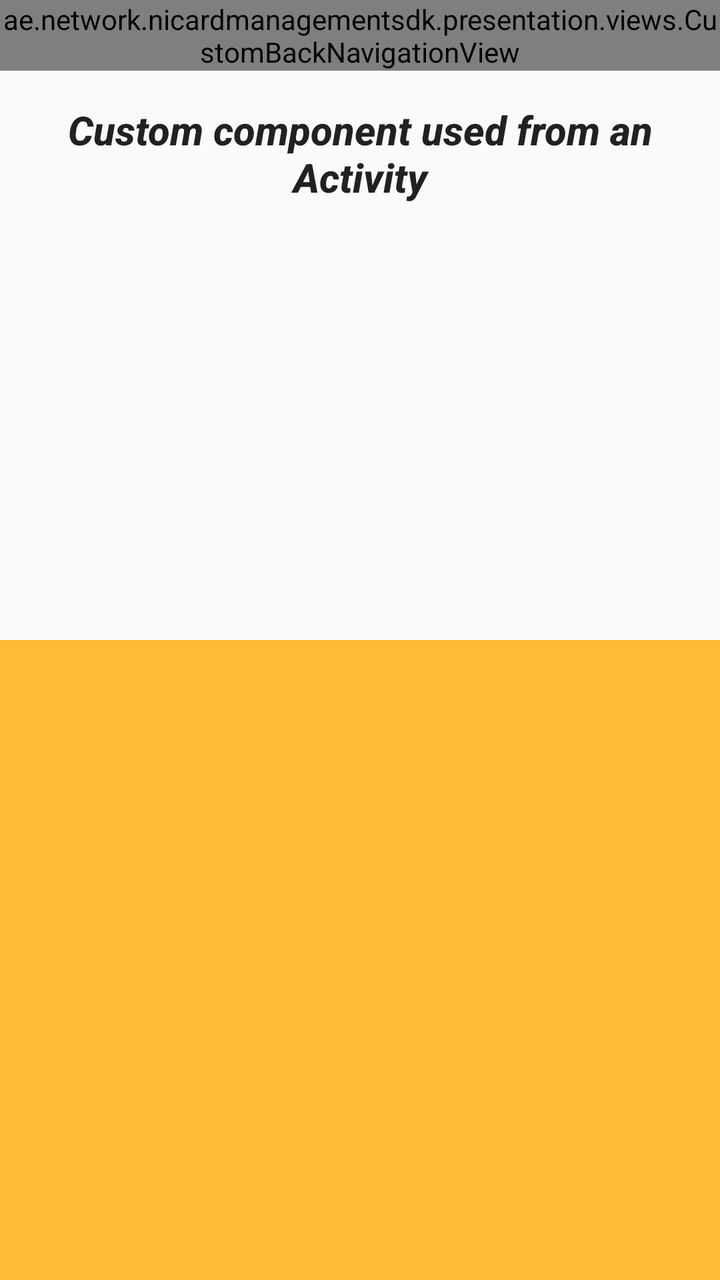
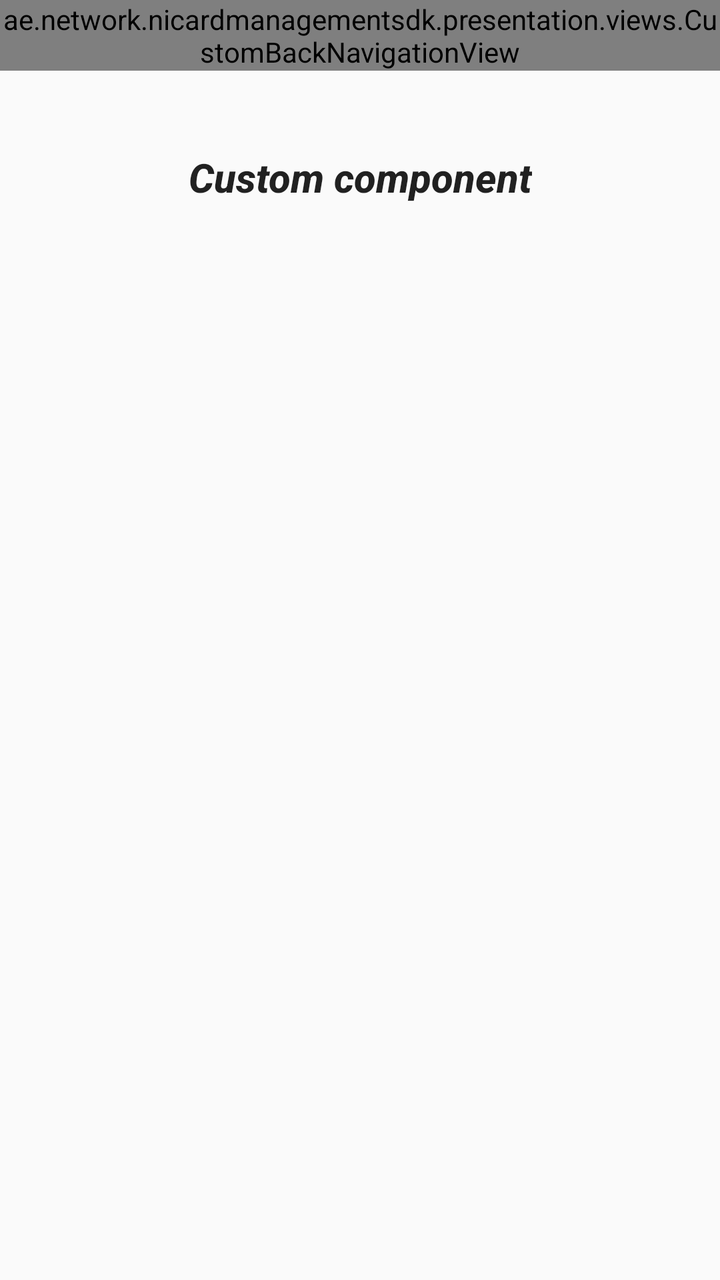

The first picture is an Android layout as it rendered before a commit; the second is the same layout after the commit. The layout source and the unified diff follow.
<!-- AndroidManifest.xml: application theme Theme.NICardManagementApp.DayNight -->
<!-- res/layout/activity_card_usage_demo.xml -->
<?xml version="1.0" encoding="utf-8"?>
<androidx.constraintlayout.widget.ConstraintLayout xmlns:android="http://schemas.android.com/apk/res/android"
    xmlns:app="http://schemas.android.com/apk/res-auto"
    xmlns:tools="http://schemas.android.com/tools"
    android:layout_width="match_parent"
    android:layout_height="match_parent"
    tools:context="ae.network.nicardmanagementsdk.sample.CardUsageDemoActivity">

    <ae.network.nicardmanagementsdk.presentation.views.CustomBackNavigationView
        android:id="@+id/customBackNavigationView"
        android:theme="@style/ThemeOverlay.NICardManagementSDK.DialogTheme.Auto"
        android:layout_width="0dp"
        android:layout_height="wrap_content"
        app:layout_constraintEnd_toEndOf="parent"
        app:layout_constraintStart_toStartOf="parent"
        app:layout_constraintTop_toTopOf="parent"
        app:title="@string/card_details_from_custom_component" />

    <TextView
        android:id="@+id/firstTitleTextView"
        android:layout_width="wrap_content"
        android:layout_height="wrap_content"
        android:layout_marginTop="16dp"
        android:layout_marginBottom="16dp"
        android:text="@string/custom_component_used_from_host_activity"
        android:textAlignment="center"
        android:textAppearance="@style/TextAppearance.AppCompat.Title"
        android:textStyle="bold|italic"
        app:layout_constraintBottom_toTopOf="@+id/card_container"
        app:layout_constraintEnd_toEndOf="parent"
        app:layout_constraintStart_toStartOf="parent"
        app:layout_constraintTop_toBottomOf="@+id/customBackNavigationView"
        app:layout_constraintVertical_bias="1.0" />

    <FrameLayout
        android:id="@+id/card_container"
        android:layout_width="0dp"
        android:layout_height="178dp"
        android:layout_marginStart="16dp"
        android:layout_marginEnd="16dp"
        android:layout_marginBottom="24dp"
        app:layout_constraintBottom_toTopOf="@+id/guideline3"
        app:layout_constraintEnd_toEndOf="parent"
        app:layout_constraintHorizontal_bias="0.5"
        app:layout_constraintStart_toStartOf="parent"
        tools:background="@color/light_blue"
        tools:minHeight="209dp">

    </FrameLayout>

    <androidx.constraintlayout.widget.Guideline
        android:id="@+id/guideline3"
        android:layout_width="wrap_content"
        android:layout_height="wrap_content"
        android:orientation="horizontal"
        app:layout_constraintGuide_percent="0.5" />

    <FrameLayout
        android:id="@+id/main_fragment_container"
        android:layout_width="0dp"
        android:layout_height="0dp"
        android:background="@android:color/holo_orange_light"
        app:layout_constraintBottom_toBottomOf="parent"
        app:layout_constraintEnd_toEndOf="parent"
        app:layout_constraintHorizontal_bias="0.5"
        app:layout_constraintStart_toStartOf="parent"
        app:layout_constraintTop_toTopOf="@+id/guideline3"
        tools:background="@color/light_blue">

    </FrameLayout>

</androidx.constraintlayout.widget.ConstraintLayout>
<!-- resources referenced by this layout -->
<resources>
  <color name="light_blue">#03A9F4</color>
  <string name="card_details_from_custom_component">Card details</string>
  <string name="custom_component_used_from_host_activity">Custom component used from an Activity</string>
  <style name="ThemeOverlay.NICardManagementSDK.DialogTheme.Auto">
          // text color
          <item name="textColorCustom">?android:textColorPrimary</item>
          // page background color
          <item name="backgroundColorCustom">?android:colorBackground</item>
      </style>
  <style name="Theme.NICardManagementApp.DayNight">
          
          <item name="android:statusBarColor">@color/gray_850</item>
      </style>
  <color name="gray_850">#FF303030</color>
</resources>

<!-- the commit's change to res/layout/activity_card_usage_demo.xml (unified diff, before → after) -->
@@ -46,6 +46,14 @@
         tools:background="@color/light_blue"
         tools:minHeight="209dp">
 
+        <ImageView
+            android:id="@+id/cardBackgroundImageView"
+            android:layout_width="match_parent"
+            android:layout_height="match_parent"
+            android:contentDescription="@string/background_card_image_content_description"
+            android:scaleType="fitXY"
+            app:srcCompat="@drawable/bg_default_visa"
+            tools:ignore="ImageContrastCheck" />
     </FrameLayout>
 
     <androidx.constraintlayout.widget.Guideline
@@ -55,18 +63,4 @@
         android:orientation="horizontal"
         app:layout_constraintGuide_percent="0.5" />
 
-    <FrameLayout
-        android:id="@+id/main_fragment_container"
-        android:layout_width="0dp"
-        android:layout_height="0dp"
-        android:background="@android:color/holo_orange_light"
-        app:layout_constraintBottom_toBottomOf="parent"
-        app:layout_constraintEnd_toEndOf="parent"
-        app:layout_constraintHorizontal_bias="0.5"
-        app:layout_constraintStart_toStartOf="parent"
-        app:layout_constraintTop_toTopOf="@+id/guideline3"
-        tools:background="@color/light_blue">
-
-    </FrameLayout>
-
 </androidx.constraintlayout.widget.ConstraintLayout>
<!-- resource entries referenced after the edit -->
@@ -1,8 +1,10 @@
 <!-- resources referenced by this layout -->
 <resources>
   <color name="light_blue">#03A9F4</color>
+  <!-- drawable bg_default_visa: vector/xml drawable (drawable, 2289 chars, omitted) -->
+  <string name="background_card_image_content_description" translatable="false">Background card image</string>
   <string name="card_details_from_custom_component">Card details</string>
-  <string name="custom_component_used_from_host_activity">Custom component used from an Activity</string>
+  <string name="custom_component_used_from_host_activity">Custom component</string>
   <style name="ThemeOverlay.NICardManagementSDK.DialogTheme.Auto">
           // text color
           <item name="textColorCustom">?android:textColorPrimary</item>
